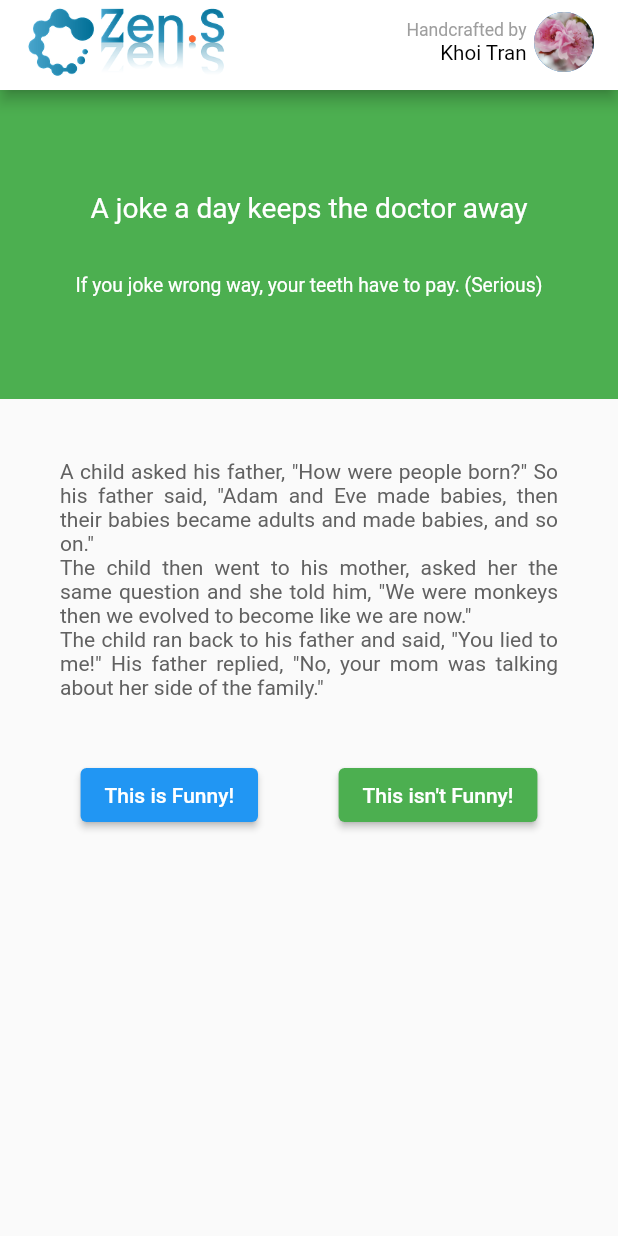
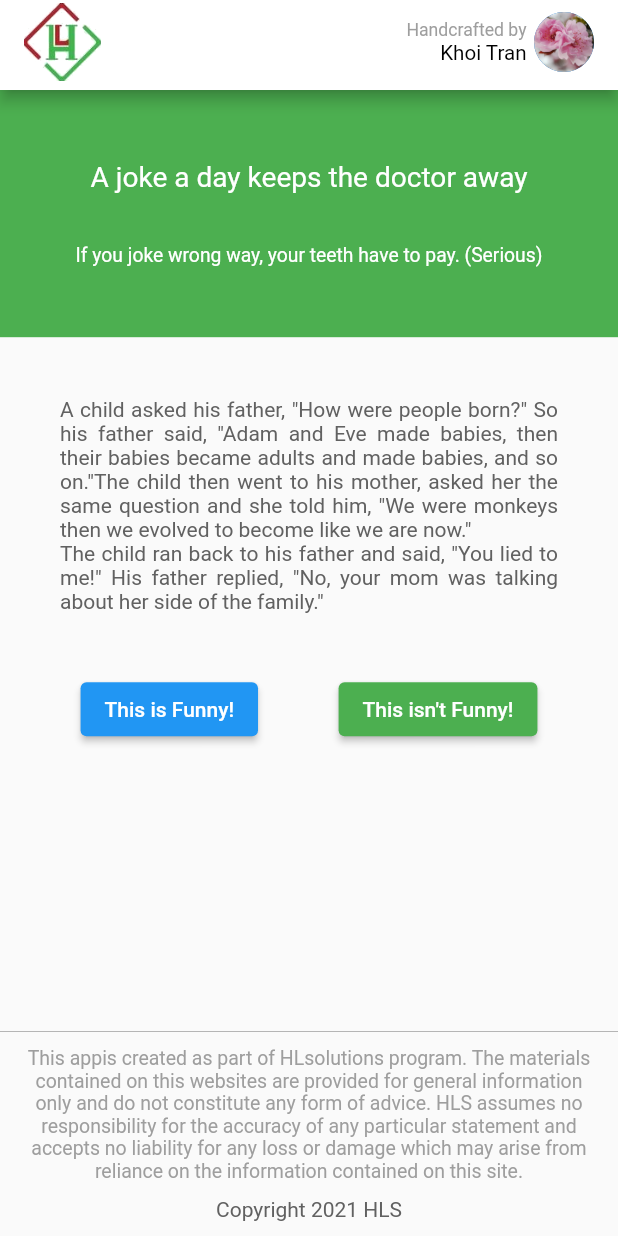
Before and after one commit to TranDKhoi/evaluation_test, a Flutter app: the screen it shows after launch, on a phone screen of 412 x 824 dp. Run offline on Flutter 3.47's test engine with Material 2 defaults, Android fonts, the phone set to English and light mode, and no system bars; our stand-ins replace shared_preferences.

Commit message:
minor fix
- add bottom bar
- change company logo

```diff
--- a/lib/features/app.dart
+++ b/lib/features/app.dart
@@ -1,5 +1,6 @@
 import 'package:evaluation_test/features/widgets/appbar.dart';
 import 'package:evaluation_test/features/widgets/body.dart';
+import 'package:evaluation_test/features/widgets/bottom_bar.dart';
 import 'package:flutter/material.dart';
 
 class MyApp extends StatefulWidget {
@@ -14,12 +15,15 @@ class _MyAppState extends State<MyApp> {
   Widget build(BuildContext context) {
     return const MaterialApp(
       debugShowCheckedModeBanner: false,
-      home: Scaffold(
-        appBar: PreferredSize(
-          preferredSize: Size(double.infinity, 60),
-          child: MyAppBar(),
+      home: SafeArea(
+        child: Scaffold(
+          appBar: PreferredSize(
+            preferredSize: Size(double.infinity, 60),
+            child: MyAppBar(),
+          ),
+          body: SingleChildScrollView(child: AppBody()),
+          bottomNavigationBar: MyBottomBar(),
         ),
-        body: SingleChildScrollView(child: AppBody()),
       ),
     );
   }
--- a/lib/features/widgets/appbar.dart
+++ b/lib/features/widgets/appbar.dart
@@ -13,9 +13,9 @@ class MyAppBar extends StatelessWidget {
         children: [
           //COMPANY LOGO
           Image.asset(
-            "assets/images/zens_logo.png",
-            width: size.width / 3,
-            height: size.height / 7,
+            "assets/images/logo.png",
+            width: size.width / 8,
+            height: size.height / 8,
           ),
           const Spacer(),
 
--- a/lib/features/widgets/body.dart
+++ b/lib/features/widgets/body.dart
@@ -42,7 +42,7 @@ class _AppBodyState extends State<AppBody> {
               //GREEN BANNER
               Container(
                 width: size.width,
-                height: size.height / 4,
+                height: size.height / 5,
                 decoration: const BoxDecoration(
                   color: Colors.green,
                 ),
--- /dev/null
+++ b/lib/features/widgets/bottom_bar.dart
@@ -0,0 +1,44 @@
+import 'package:flutter/material.dart';
+
+class MyBottomBar extends StatelessWidget {
+  const MyBottomBar({Key? key}) : super(key: key);
+
+  @override
+  Widget build(BuildContext context) {
+    return BottomAppBar(
+      color: Colors.transparent,
+      elevation: 0,
+      child: Wrap(children: [
+        Column(
+          mainAxisAlignment: MainAxisAlignment.end,
+          crossAxisAlignment: CrossAxisAlignment.stretch,
+          children: [
+            Container(
+              decoration: const BoxDecoration(
+                  border:
+                      Border(top: BorderSide(color: Colors.grey, width: 0.5))),
+              child: Padding(
+                padding: const EdgeInsets.symmetric(horizontal: 17)
+                    .copyWith(top: 10),
+                child: Text(
+                  "This appis created as part of HLsolutions program. The materials contained on this websites are provided for general information only and do not constitute any form of advice. HLS assumes no responsibility for the accuracy of any particular statement and accepts no liability for any loss or damage which may arise from reliance on the information contained on this site.",
+                  style: TextStyle(color: Colors.grey[500], fontSize: 13),
+                  textAlign: TextAlign.center,
+                ),
+              ),
+            ),
+            const SizedBox(height: 10),
+            Align(
+              alignment: Alignment.center,
+              child: Text(
+                "Copyright 2021 HLS",
+                style: TextStyle(color: Colors.grey[700], fontSize: 14),
+              ),
+            ),
+            const SizedBox(height: 10),
+          ],
+        ),
+      ]),
+    );
+  }
+}
--- a/lib/values/jokes.dart
+++ b/lib/values/jokes.dart
@@ -1,5 +1,5 @@
 const jokeList = [
-  "A child asked his father, \"How were people born?\" So his father said, \"Adam and Eve made babies, then their babies became adults and made babies, and so on.\"\nThe child then went to his mother, asked her the same question and she told him, \"We were monkeys then we evolved to become like we are now.\"\nThe child ran back to his father and said, \"You lied to me!\" His father replied, \"No, your mom was talking about her side of the family.\"",
+  "A child asked his father, \"How were people born?\" So his father said, \"Adam and Eve made babies, then their babies became adults and made babies, and so on.\"The child then went to his mother, asked her the same question and she told him, \"We were monkeys then we evolved to become like we are now.\"\nThe child ran back to his father and said, \"You lied to me!\" His father replied, \"No, your mom was talking about her side of the family.\"",
   "Teacher: \"Kids,what does the chicken give you?\" Student: \"Meat!\"\nTeacher: \"Very good! Now what does the pig give you?\"\nStudent: \"Bacon!\"\nTeacher: \"Great! And what does the fat cow give you?\"\nStudent: \"Homework!\"",
   "The teacher asked Jimmy, \"Why is your cat at school today Jimmy?\"\nJimmy replied crying, \"Because I heard my daddy tell my mommy, 'I am going to eat that pussy once Jimmy leaves for school today!'\"",
   "A housewife, an accountant and a lawyer were asked \"How much is 2+2?\". The housewife replies: \"Four!\". The accountant says: \"I think it's either 3 or 4. Let me run those figures through my spreadsheet one more time.\" The lawyer pulls the drapes, dims the lights and asks in a hushed voice, \"How much do you want it to be?\"",
```
Also changed, not shown: assets/images/logo.png (added), assets/images/zens_logo.png (deleted).
